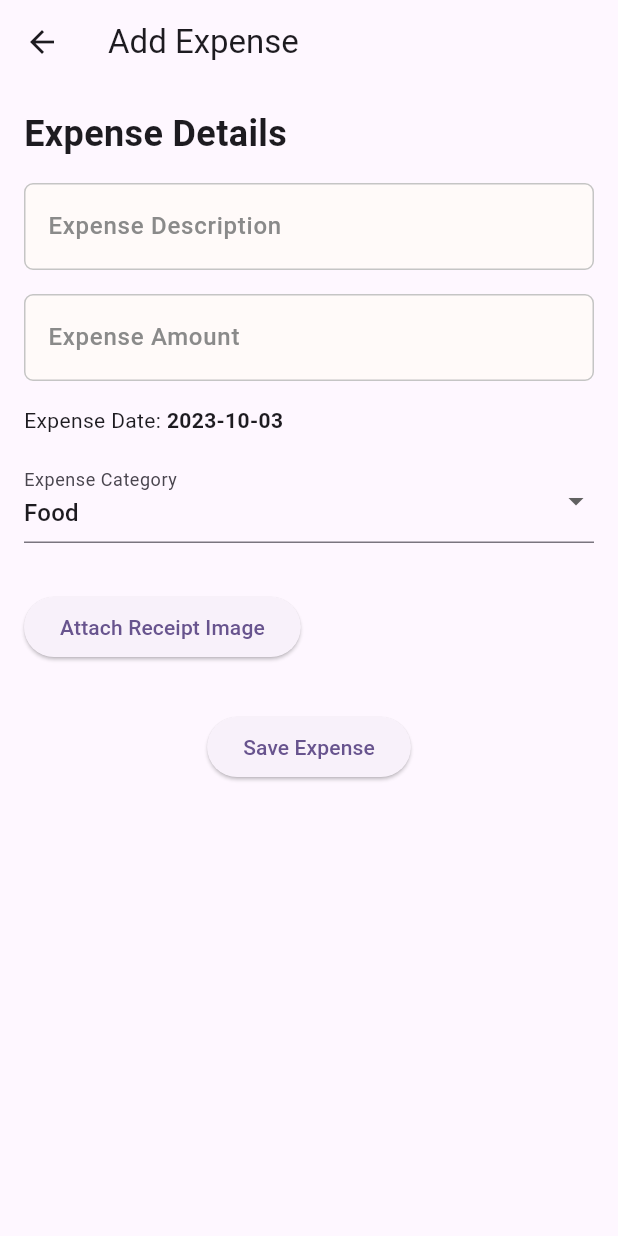
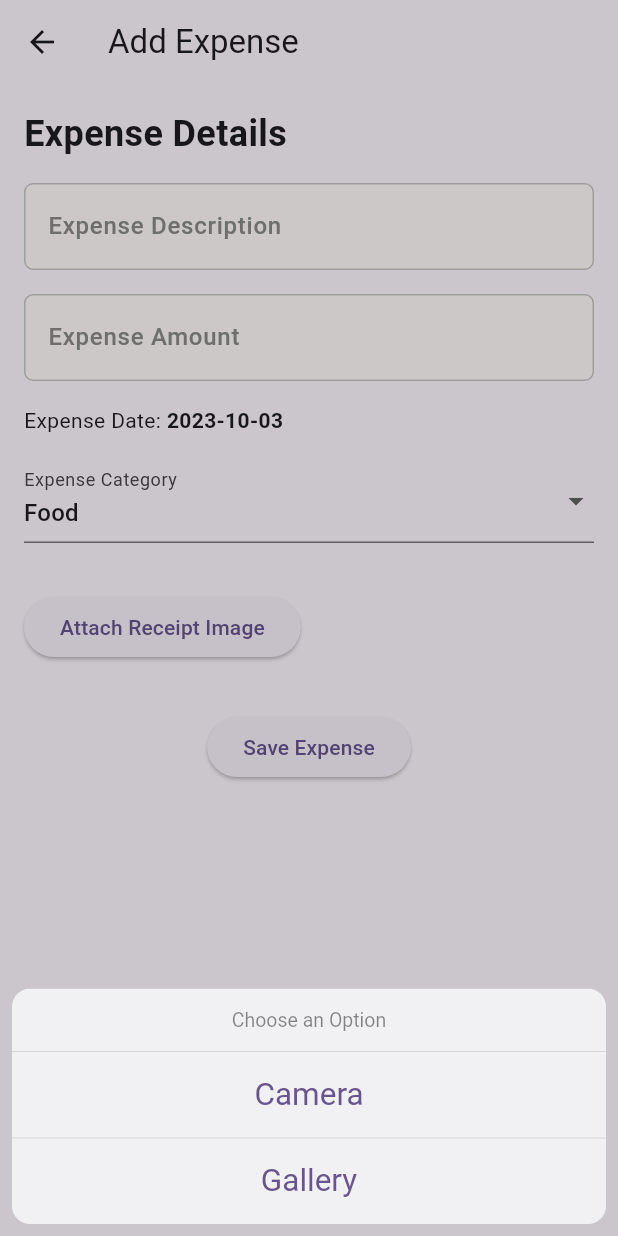
Before and after one commit to arslanriaz038/expense_tracking_app, a Flutter app: the AddExpensePage screen opened directly with empty values, after a tap on "Attach Receipt Image", on a phone screen of 412 x 824 dp. Run offline on Flutter 3.47's test engine with Material 2 defaults, Android fonts, the phone set to English and light mode, and no system bars; our stand-ins replace cloud_firestore, equatable, firebase_auth, firebase_core, firebase_storage, flutter_bloc and 6 more; accounts and stored records are empty.

Commit message:
add/update expense reciept

```diff
--- /dev/null
+++ b/lib/utils/app_pickers.dart
@@ -0,0 +1,23 @@
+import 'package:expense_tracking_app/widgets/cupertino_option_selection_view.dart';
+import 'package:flutter/cupertino.dart';
+import 'package:image_picker/image_picker.dart';
+
+class AppPickers {
+  AppPickers._();
+
+  static Future<XFile?> pickImage(BuildContext context) async {
+    final ImageSource? imageSource =
+        await showOptionSelectionSheet<ImageSource>(
+      context: context,
+      options: {
+        for (final value in ImageSource.values)
+          value.name[0].toUpperCase() + value.name.substring(1): value
+      },
+    );
+
+    // await _imageSourceSelection(context);
+    if (imageSource == null) return null;
+    final ImagePicker picker = ImagePicker();
+    return picker.pickImage(source: imageSource);
+  }
+}
--- a/lib/views/add_expense/cubit/expenses_cubit_state.dart
+++ b/lib/views/add_expense/cubit/expenses_cubit_state.dart
@@ -47,6 +47,15 @@ class ExpenseDeletedState extends ExpensesCubitState {
   List<Object> get props => [expenseId];
 }
 
+class PickedImagePathState extends ExpensesCubitState {
+  final String pickedImagePath;
+
+  const PickedImagePathState(this.pickedImagePath);
+
+  @override
+  List<Object> get props => [pickedImagePath];
+}
+
 class CategoryUpdatedState extends ExpensesCubitState {}
 
 class SuccessState extends ExpensesCubitState {}
--- a/lib/views/add_expense/view/add_expense_screen.dart
+++ b/lib/views/add_expense/view/add_expense_screen.dart
@@ -1,8 +1,13 @@
+import 'dart:io';
+
+import 'package:expense_tracking_app/gen/colors.gen.dart';
 import 'package:expense_tracking_app/models/expense.dart';
 import 'package:expense_tracking_app/utils/app_navigator.dart';
+import 'package:expense_tracking_app/utils/app_pickers.dart';
 import 'package:expense_tracking_app/views/add_expense/cubit/expenses_cubit.dart';
 import 'package:expense_tracking_app/widgets/my_input_field.dart';
 import 'package:flutter/material.dart';
+import 'package:flutter_bloc/flutter_bloc.dart';
 import 'package:intl/intl.dart';
 
 class AddExpensePage extends StatelessWidget {
@@ -21,8 +26,30 @@ class AddExpensePage extends StatelessWidget {
       cubit.descriptionController.text = expense!.description;
       cubit.amountController.text = expense!.amount.toString();
       cubit.selectedDate = expense!.date;
+      cubit.pickedImagePath = null;
       cubit.updateSelectedCategory(expense!.category);
+    } else {
+      cubit.descriptionController.text = '';
+      cubit.amountController.text = '';
+      cubit.selectedDate = DateTime.now();
+      cubit.pickedImagePath = null; // Clear the image path
+      cubit.updateSelectedCategory('Food'); // Set a default category
     }
+
+    Future<void> pickImage() async {
+      final result = await AppPickers.pickImage(context);
+      if (result != null) {
+        cubit.updatePickedImagePath(result.path);
+      }
+    }
+
+    return BlocConsumer<ExpensesCubit, ExpensesCubitState>(
+      bloc: cubit,
+      listener: (context, state) {
+        // TODO: implement listener
+      },
+      builder: (context, state) {
+        String? pickedImagePath;
 
         return Scaffold(
           appBar: AppBar(
@@ -61,7 +88,8 @@ class AddExpensePage extends StatelessWidget {
                         firstDate: DateTime(2000),
                         lastDate: DateTime.now(),
                       );
-                  if (pickedDate != null && pickedDate != cubit.selectedDate) {
+                      if (pickedDate != null &&
+                          pickedDate != cubit.selectedDate) {
                         cubit.updateSelectedDate(pickedDate);
                       }
                     },
@@ -97,15 +125,69 @@ class AddExpensePage extends StatelessWidget {
                     ),
                   ),
                   const SizedBox(height: 32.0),
+                  if (expense?.receiptImageUrl == null)
                     ElevatedButton(
-                onPressed: () {},
+                      onPressed: () {
+                        pickImage();
+                      },
                       child: const Text('Attach Receipt Image'),
+                    ),
+                  if (expense?.receiptImageUrl != null ||
+                      cubit.pickedImagePath != null)
+                    SizedBox(
+                      width: MediaQuery.of(context).size.width / 2,
+                      height: 120,
+                      child: Stack(
+                        children: [
+                          ClipRRect(
+                            borderRadius: BorderRadius.circular(
+                                15), // Adjust the border radius as needed
+                            child: cubit.pickedImagePath != null
+                                ? Image.file(
+                                    File(cubit.pickedImagePath!),
+                                    // width: 120,
+                                    height: 120,
+                                    fit: BoxFit.cover,
+                                  )
+                                : Image.network(
+                                    expense?.receiptImageUrl ?? '',
+                                    // width: 120,
+                                    height: 120,
+                                    fit: BoxFit.cover,
+                                  ),
+                          ),
+                          Positioned(
+                            right: 5,
+                            top: 5,
+                            child: GestureDetector(
+                              onTap: pickImage,
+                              child: Container(
+                                width: 30,
+                                height: 30,
+                                decoration: BoxDecoration(
+                                  color: Colors.white,
+                                  borderRadius: BorderRadius.circular(15),
+                                ),
+                                child: const Center(
+                                  child: Icon(
+                                    Icons.edit,
+                                    color: ColorName.primaryColor,
+                                    size: 20, // Adjust the size as needed
+                                  ),
+                                ),
+                              ),
+                            ),
+                          ),
+                        ],
+                      ),
                     ),
                   const SizedBox(height: 32.0),
                   Center(
                     child: ElevatedButton(
-                  onPressed: () async {
-                    if (expense != null) {
+                      onPressed: state is LoadingState
+                          ? null
+                          : () async {
+                              if (expense?.id != null) {
                                 cubit.updateExpense(
                                   expense!
                                       .id!, // Pass the expense ID to identify which expense to update
@@ -116,8 +198,12 @@ class AddExpensePage extends StatelessWidget {
 
                               AppNavigator.pop(context);
                             },
-                  child:
-                      Text(expense != null ? 'Update Expense' : 'Save Expense'),
+                      child: state is LoadingState
+                          ? const Center(
+                              child: CircularProgressIndicator.adaptive())
+                          : Text(expense != null
+                              ? 'Update Expense'
+                              : 'Save Expense'),
                     ),
                   ),
                 ],
@@ -125,5 +211,7 @@ class AddExpensePage extends StatelessWidget {
             ),
           ),
         );
+      },
+    );
   }
 }
--- /dev/null
+++ b/lib/widgets/cupertino_option_selection_view.dart
@@ -0,0 +1,26 @@
+import 'package:flutter/cupertino.dart';
+
+Future<T?> showOptionSelectionSheet<T>({
+  required BuildContext context,
+  required Map<String, T> options,
+}) {
+  return showCupertinoModalPopup<T>(
+    context: context,
+    builder: (BuildContext context) => Padding(
+      padding: const EdgeInsets.only(top: 300.0),
+      child: CupertinoActionSheet(
+        title: const Text("Choose an Option"),
+        actions: options.keys
+            .map(
+              (key) => CupertinoActionSheetAction(
+                child: Text(key),
+                onPressed: () {
+                  Navigator.pop(context, options[key]);
+                },
+              ),
+            )
+            .toList(),
+      ),
+    ),
+  );
+}
--- a/pubspec.yaml
+++ b/pubspec.yaml
@@ -46,6 +46,8 @@ dependencies:
   firebase_core: ^2.15.0
   get_storage: ^2.1.1
   intl: ^0.18.1
+  image_picker: ^1.0.4
+  firebase_storage: ^11.2.8
 
 dev_dependencies:
   flutter_test:
```
Also changed, not shown: lib/services/firebase_services.dart (+24 -0 lines), lib/views/add_expense/cubit/expenses_cubit.dart (+35 -9 lines), pubspec.lock, 6 other files. Lines whose indentation alone changed are shown as unchanged.
